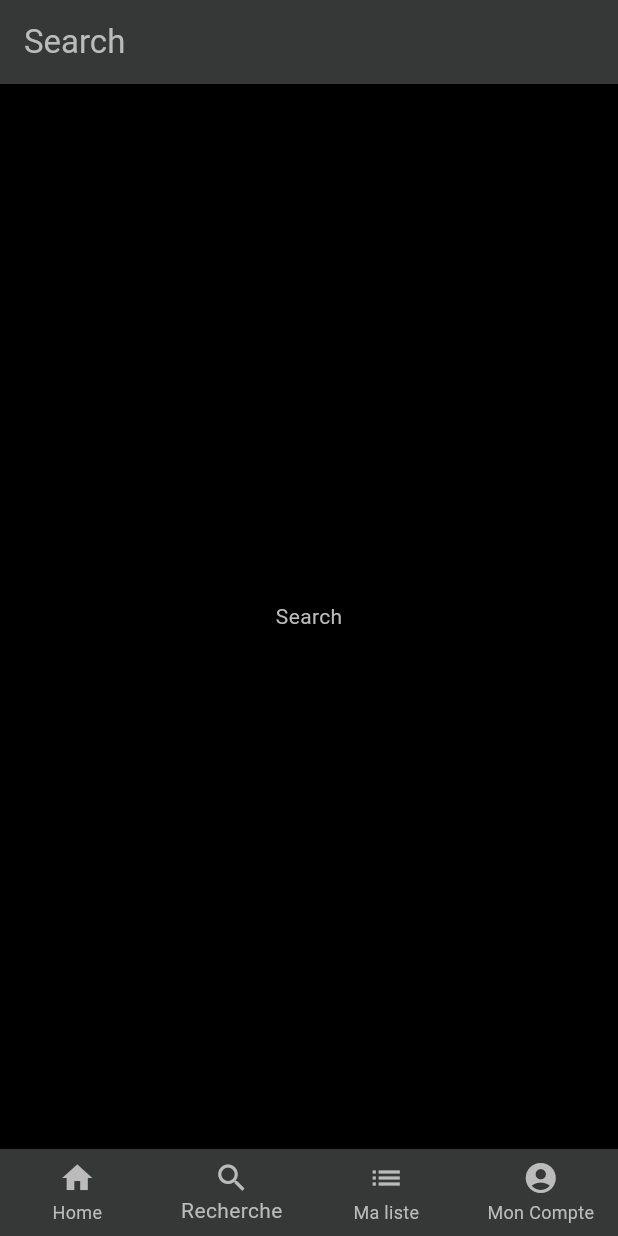
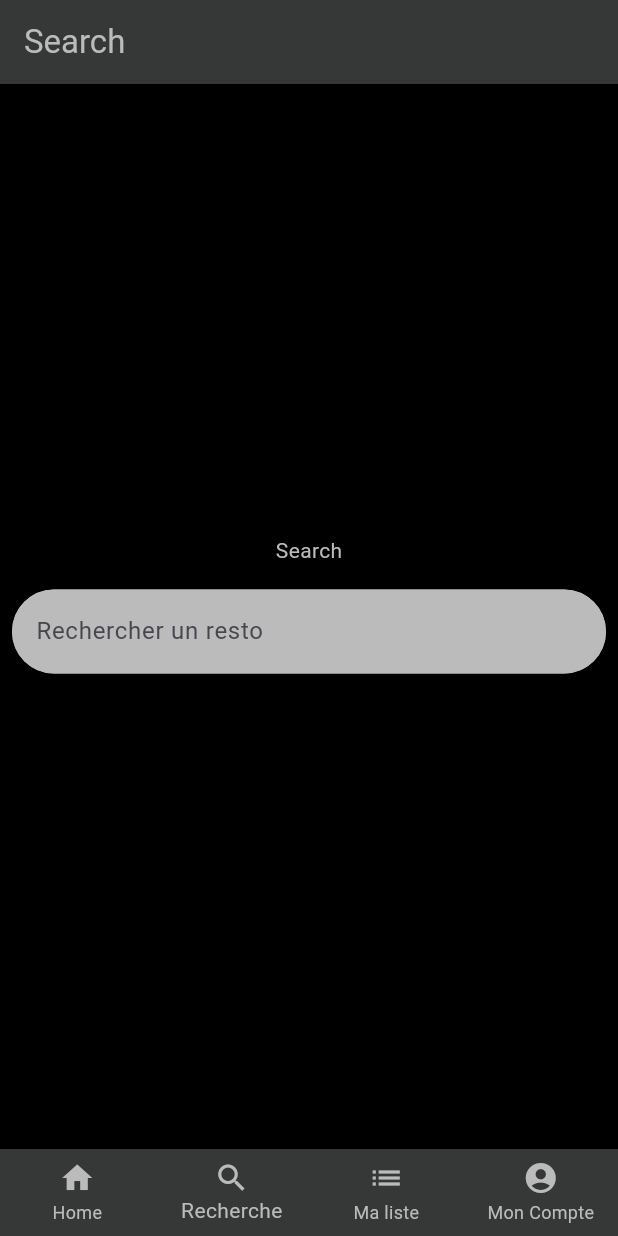
Before and after one commit to Joann45/SAE-MOBILE, a Flutter app: the screen it shows after launch, item 2 of the bottom bar chosen, on a phone screen of 412 x 824 dp. Run offline on Flutter 3.47's test engine with Material 3 defaults, Android fonts, the phone set to English and light mode, and no system bars.

Commit message:
ajout searchbar + dossier template (restorants cards)

```diff
--- a/sae_mobile/l10n.yaml
+++ /dev/null
@@ -1,3 +0,0 @@
-arb-dir: lib/src/localization
-template-arb-file: app_en.arb
-output-localization-file: app_localizations.dart
--- a/sae_mobile/lib/screens/search.dart
+++ b/sae_mobile/lib/screens/search.dart
@@ -13,10 +13,43 @@ class SearchScreen extends StatelessWidget {
         style: TextStyle(color: Color(0xFFBBBBBB))),
       ),
       body: Center(
-        child: Text("Search",
-          style: TextStyle(color: Color(0xFFBBBBBB))
-        ),
-      ),
+        child: Column(
+          mainAxisSize: MainAxisSize.min,
+          children: [
+            Text("Search",
+              style: TextStyle(
+                color: Color(0xFFBBBBBB))),
+            Padding(
+              padding: const EdgeInsets.symmetric(
+                horizontal: 8,
+                vertical: 16),
+              child: TextField(
+
+                decoration: InputDecoration(
+                  filled: true,
+                  fillColor: Color(0xFFBBBBBB),
+                  hintText: 'Rechercher un resto',
+
+                  focusedBorder: OutlineInputBorder(
+                    borderSide: const BorderSide(color: Color(0xFFBBBBBB), width: 2.0),
+                    borderRadius: BorderRadius.circular(30),
+                  ),
+
+                  border: OutlineInputBorder(
+                    borderSide: const BorderSide(color: Color(0xFFBBBBBB), width: 2.0),
+                    borderRadius: BorderRadius.circular(30),
+                  ),
+
+                  enabledBorder: OutlineInputBorder(
+                    borderSide: const BorderSide(color: Color(0xFFBBBBBB), width: 2.0),
+                    borderRadius: BorderRadius.circular(30),
+                  ),
+                ),
+              ),
+            )
+          ],
+        )
+      )
     );
   }
 }
--- /dev/null
+++ b/sae_mobile/lib/templates/restaurant_card.dart
@@ -0,0 +1,10 @@
+import 'package:flutter/material.dart';
+
+class RestaurantCard extends StatelessWidget {
+  const RestaurantCard({super.key});
+
+  @override
+  Widget build(BuildContext context) {
+    return Card();
+  }
+}
```
